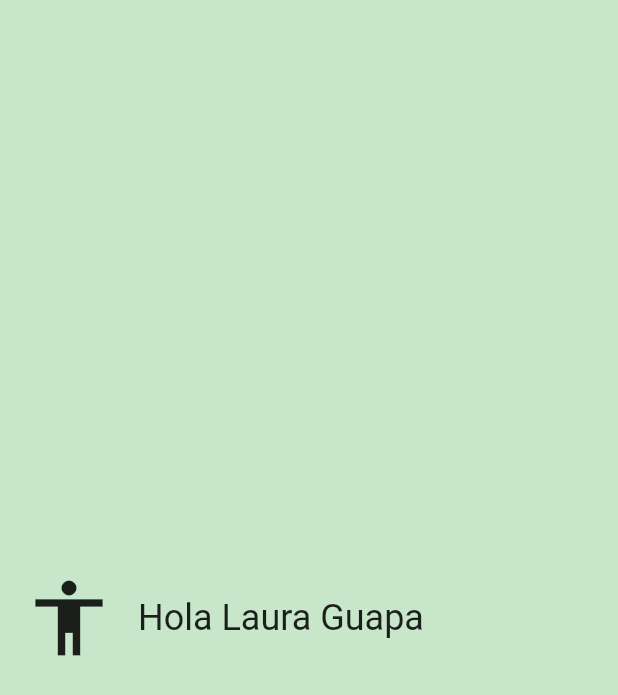
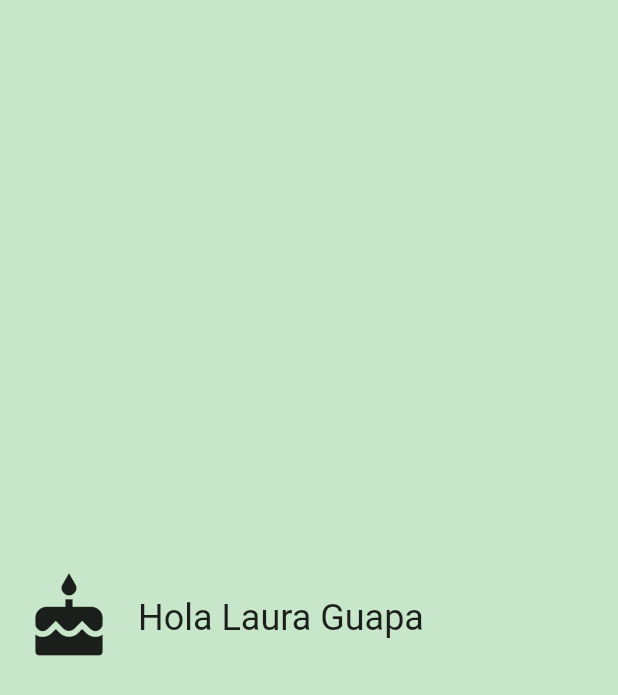
Before and after one commit to afoone/flutter1, a Flutter app: the screen it shows after launch, on a phone screen of 412 x 824 dp. Shown: the top 695 px of the screen. Run offline on Flutter 3.47's test engine with Material 2 defaults, Android fonts, the phone set to English and light mode, and no system bars.

Commit message:
terminado punto 1

```diff
--- a/lib/category.dart
+++ b/lib/category.dart
@@ -18,11 +18,12 @@ class Category extends StatelessWidget {
   // TODO: You'll need the name, color, and iconLocation from main.dart
 
   final String name;
-final ColorSwatch colorSwatch;
-final IconData iconLocation;
+  final ColorSwatch colorSwatch;
+  final IconData iconLocation;
   const Category({
     @required this.name,
-   @required this.iconLocation,
+    @required this.iconLocation,
+    @required this.colorSwatch,
   });
 
   /// Builds a custom widget that shows [Category] information.
@@ -35,11 +36,11 @@ final IconData iconLocation;
   // See https://docs.flutter.io/flutter/material/Theme-class.html
   Widget build(BuildContext context) {
     return Material(
-      color: Colors.transparent,
+        color: Colors.transparent,
         child: Container(
             height: 100.0,
             child: InkWell(
-               borderRadius: BorderRadius.circular(50.0),
+              borderRadius: BorderRadius.circular(50.0),
               onTap: () {
                 print('I was tapped');
               },
--- a/lib/main.dart
+++ b/lib/main.dart
@@ -32,8 +32,10 @@ class UnitConverterApp extends StatelessWidget {
         backgroundColor: Colors.green[100],
         body: Center(
           // TODO: Determine what properties you'll need to pass into the widget
-          child: Category(name: 'Hola Laura Guapa',
-        iconLocation:   Icons.accessibility,
+          child: Category(
+            name: 'Hola Laura Guapa',
+            iconLocation: Icons.cake,
+            colorSwatch: Colors.purple,
           ),
         ),
       ),
```
Also changed, not shown: 1 other file.
